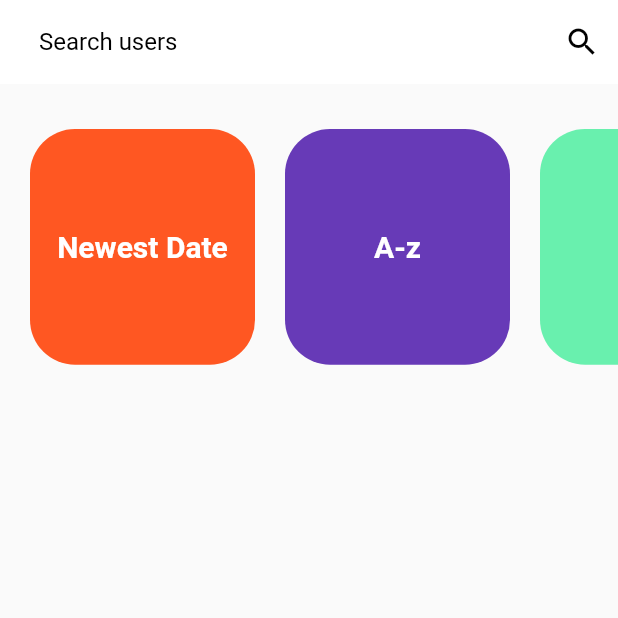
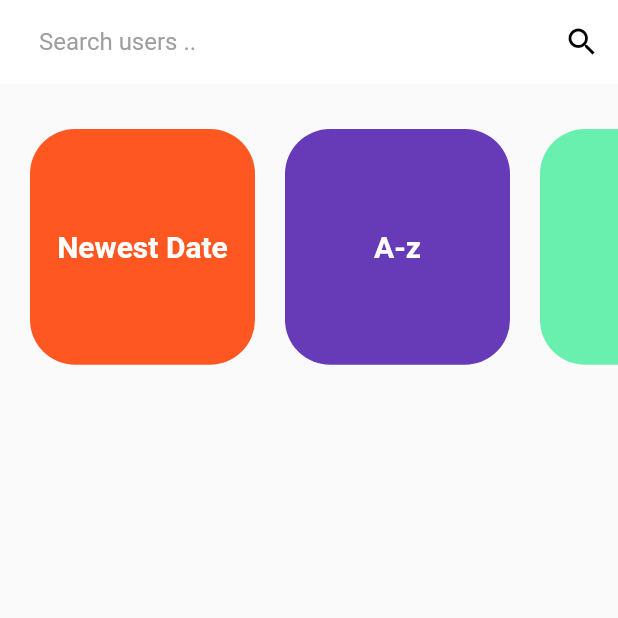
Before and after one commit to myrows/flutter_users, a Flutter app: the screen it shows after launch, after a tap on "Hey, welcome !", on a phone screen of 412 x 824 dp, the top half of it. Run offline on Flutter 3.47's test engine with Material 2 defaults, Android fonts, the phone set to English and light mode, and no system bars; our stand-ins replace flutter_slidable; missing offline and left inert: flutter_rounded_date_picker; network calls fail.

```diff
--- a/flutter_junior_master/lib/main.dart
+++ b/flutter_junior_master/lib/main.dart
@@ -1,8 +1,10 @@
 
 import 'package:flutter/material.dart';
 import 'package:flutter/cupertino.dart';
+import 'package:flutter_junior_master/generated/l10n.dart';
 import 'package:flutter_junior_master/users.dart';
 import 'package:flutter_localizations/flutter_localizations.dart';
+import 'generated/l10n.dart';
 
 void main() {
   runApp(MyApp());
@@ -14,14 +16,12 @@ class MyApp extends StatelessWidget {
   Widget build(BuildContext context) {
     return MaterialApp(
       localizationsDelegates: [
-          GlobalMaterialLocalizations.delegate,
-          GlobalWidgetsLocalizations.delegate,
+        GlobalMaterialLocalizations.delegate,
+        GlobalWidgetsLocalizations.delegate,
+        GlobalCupertinoLocalizations.delegate,
+        S.delegate
       ],
-      supportedLocales: [
-          const Locale('en', 'US'), // English
-          const Locale('es', 'ES'), // Spanish
-          const Locale('th', 'TH'), // Thai
-      ],
+      supportedLocales: S.delegate.supportedLocales,
       debugShowCheckedModeBanner: false,
       title: 'Aratech',
       theme: ThemeData(
@@ -52,7 +52,7 @@ class WelcomeScreen extends StatelessWidget {
                 Navigator.push(context, MaterialPageRoute(builder: (context) => Users()));
               },
               color: Color.fromRGBO(12, 77, 105, 1),
-              child: Text(' Hey, welcome ! ', style: TextStyle(
+              child: Text(S.current.buttonMain, style: TextStyle(
                 fontSize: 18.0,
                 color: Colors.white
               )
--- a/flutter_junior_master/lib/usersPortrait.dart
+++ b/flutter_junior_master/lib/usersPortrait.dart
@@ -1,5 +1,6 @@
 import 'package:flutter/material.dart';
 import 'package:flutter/cupertino.dart';
+import 'package:flutter_junior_master/generated/l10n.dart';
 import 'dart:convert' as convert;
 import 'dart:async';
 import 'package:flutter_junior_master/model/user.dart';
@@ -8,6 +9,7 @@ import 'package:http/http.dart' as http;
 import 'package:flutter_rounded_date_picker/rounded_picker.dart';
 
 
+// ignore: must_be_immutable
 class UsersPortrait extends StatefulWidget {
   UsersPortrait({Key key}) : super(key : key);
 
@@ -32,8 +34,6 @@ class _UsersPortraitState extends State<UsersPortrait> {
   double topContainer = 0;
   DateTime _date = DateTime.now();
   DateTime _dateEdit = DateTime.now();
-  User user1;
-  User user2;
   List<User> responseList;
   TextEditingController customControllerQuery = TextEditingController();
 
@@ -184,7 +184,7 @@ class _UsersPortraitState extends State<UsersPortrait> {
 
     return showDialog(context: context, builder: (context) {
       return AlertDialog(
-        title: Text('Create user', textAlign: TextAlign.center),
+        title: Text(S.current.titlePopUpCreate, textAlign: TextAlign.center),
         content: Column(
           mainAxisSize: MainAxisSize.min,
           children: [
@@ -208,8 +208,9 @@ class _UsersPortraitState extends State<UsersPortrait> {
             elevation: 0,
             shape: RoundedRectangleBorder(borderRadius: BorderRadius.circular(30.0)),
             color: Color.fromRGBO(12, 77, 105, 1),
-            child: Text('Create'),
+            child: Text(S.current.buttonPopUpCreate),
             onPressed: () {
+              Navigator.pop(context);
               if ( customController.text.toString().isNotEmpty ) {
                 postJsonData( customController.text.toString() );
               }
@@ -225,7 +226,8 @@ class _UsersPortraitState extends State<UsersPortrait> {
 
     return showDialog(context: context, builder: (context) {
       return AlertDialog(
-        title: Text('Edit user', textAlign: TextAlign.center),
+
+        title: Text(S.current.titlePopUpEdit, textAlign: TextAlign.center),
         content: Column(
           mainAxisSize: MainAxisSize.min,
           children: [
@@ -246,8 +248,9 @@ class _UsersPortraitState extends State<UsersPortrait> {
             elevation: 0,
             shape: RoundedRectangleBorder(borderRadius: BorderRadius.circular(30.0)),
             color: Color.fromRGBO(12, 77, 105, 1),
-            child: Text('Save'),
+            child: Text(S.current.buttonPopUpEdit),
             onPressed: () {
+              Navigator.pop(context);
               if ( customController.text.toString().isNotEmpty ) {
                 putJsonData( customController.text.toString(), user.id );
               }
@@ -289,10 +292,10 @@ class _UsersPortraitState extends State<UsersPortrait> {
           alignment: Alignment.topCenter,
             child: Row(
             children: [
-              customFilterCard(context, 'Newest Date', Colors.deepOrange, () { getPostsData(() { responseList.sort((user1, user2) => user2.birthdate.compareTo(user1.birthdate)); }, null); }),
+              customFilterCard(context, S.current.newestDate, Colors.deepOrange, () { getPostsData(() { responseList.sort((user1, user2) => user2.birthdate.compareTo(user1.birthdate)); }, null); }),
               customFilterCard(context, 'A-z', Colors.deepPurple, () { getPostsData(() { responseList.sort((user1, user2) => user1.name.compareTo(user2.name)); }, null); }),
               customFilterCard(context, 'Z-a', Colors.greenAccent, () { getPostsData(() { responseList.sort((user1, user2) => user2.name.compareTo(user1.name)); }, null); }),
-              customFilterCard(context, 'Older Date', Colors.indigoAccent, () { getPostsData(() { responseList.sort((user1, user2) => user1.birthdate.compareTo(user2.birthdate)); }, null); })
+              customFilterCard(context, S.current.olderDate, Colors.indigoAccent, () { getPostsData(() { responseList.sort((user1, user2) => user1.birthdate.compareTo(user2.birthdate)); }, null); })
             ],
           ),
         ),
@@ -367,9 +370,9 @@ class _UsersPortraitState extends State<UsersPortrait> {
                       controller: customControllerQuery,
                       decoration: InputDecoration(
                         border: InputBorder.none,
-                        hintText: 'Search users',
+                        hintText: S.current.searchUsersHint,
                         hintStyle: TextStyle(
-                          color: Colors.black
+                          color: Colors.grey
                         )
                       ),
                     ),
@@ -432,7 +435,7 @@ class _UsersPortraitState extends State<UsersPortrait> {
                             actionExtentRatio: 0.25,
                             secondaryActions: [
                               IconSlideAction(
-                              caption: 'Edit',
+                              caption: S.current.editSlideOption,
                               color: Color.fromRGBO(12, 77, 105, 1),
                               icon: Icons.edit,
                               onTap: () {
```
Also changed, not shown: flutter_junior_master/lib/l10n/intl_en.arb (added, +11 -0 lines), flutter_junior_master/lib/l10n/intl_es.arb (added, +11 -0 lines), flutter_junior_master/pubspec.yaml (+14 -47 lines), flutter_junior_master/lib/generated/intl/messages_all.dart (added), flutter_junior_master/lib/generated/intl/messages_en.dart (added), flutter_junior_master/lib/generated/intl/messages_es.dart (added), flutter_junior_master/lib/generated/l10n.dart (added).
